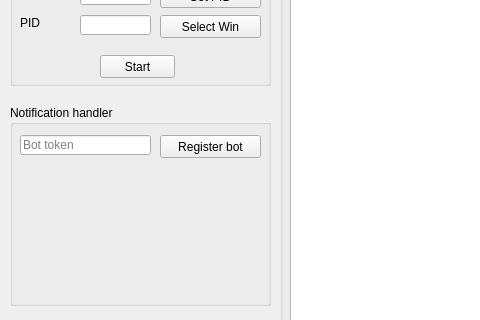
The window that gui/mainwindow.ui (Napalys/Attachable-clicker) describes before a commit, drawn with Qt 5; both pictures show x 0 to 480 and y 114 to 434 of the 743 by 615 pixel window.
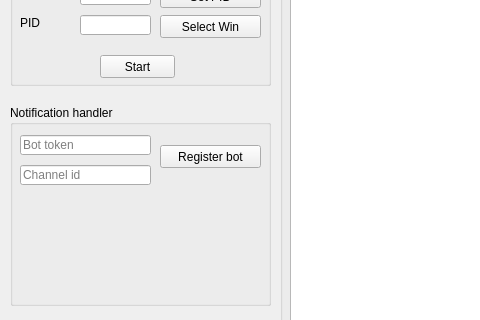
The same window after the commit.

Diff of the .ui file:
```diff
--- a/gui/mainwindow.ui
+++ b/gui/mainwindow.ui
@@ -269,7 +269,7 @@
      <property name="geometry">
       <rect>
        <x>150</x>
-       <y>30</y>
+       <y>40</y>
        <width>101</width>
        <height>23</height>
       </rect>
@@ -278,6 +278,25 @@
       <string>Register bot</string>
      </property>
     </widget>
+    <widget class="QLineEdit" name="lineEdit_channel_id">
+     <property name="geometry">
+      <rect>
+       <x>10</x>
+       <y>60</y>
+       <width>131</width>
+       <height>20</height>
+      </rect>
+     </property>
+     <property name="autoFillBackground">
+      <bool>false</bool>
+     </property>
+     <property name="text">
+      <string/>
+     </property>
+     <property name="placeholderText">
+      <string>Channel id</string>
+     </property>
+    </widget>
    </widget>
    <zorder>injection_windows_group</zorder>
    <zorder>routine_group</zorder>
```
